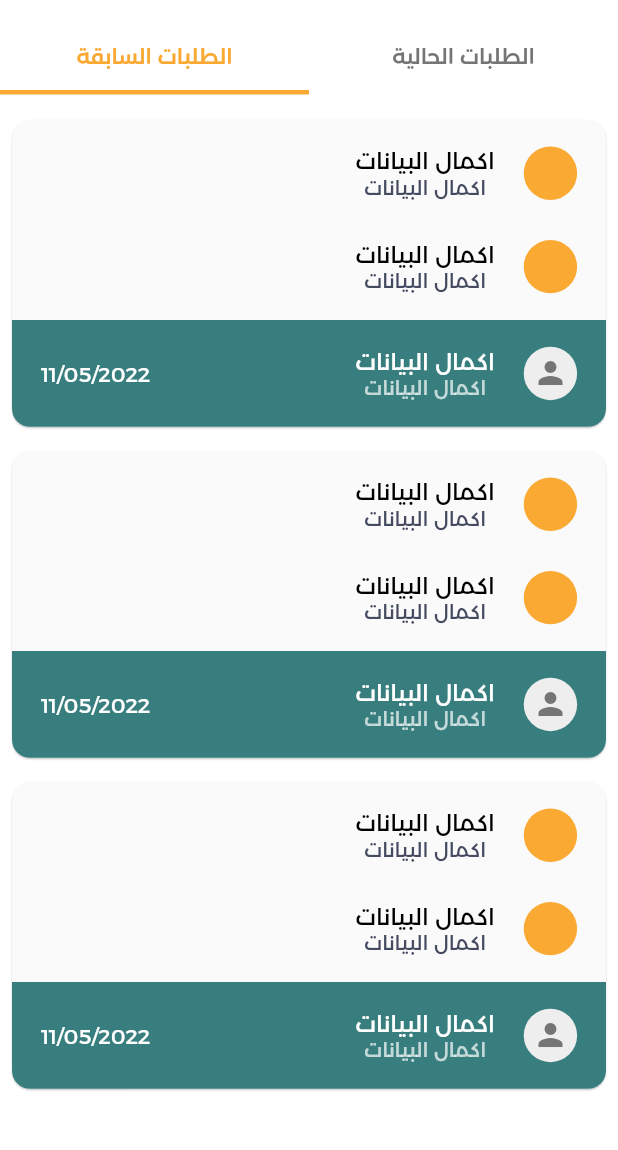
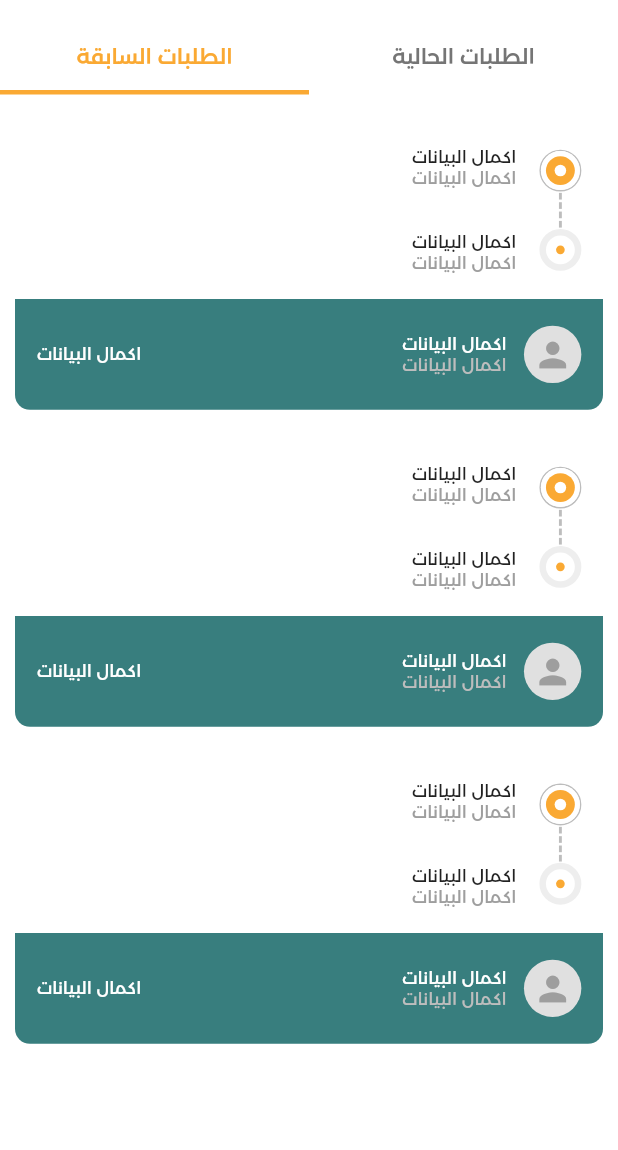
Before and after one commit to Amjed201/healMeHackathon, a Flutter app: the MyOrders screen opened directly, tab 2 chosen, on a phone screen of 412 x 824 dp, the part 63-1213 px from its top. Run offline on Flutter 3.47's test engine with Material 2 defaults, Android fonts, the phone set to English and light mode, and no system bars; drawn by our look-alikes of auto_size_text; our stand-ins replace animated_text_kit, cached_network_image, carousel_slider, dio, firebase_core, firebase_dynamic_links and 12 more; accounts and stored records are empty.

Commit message:
map page widgets

```diff
--- a/lib/ui/screens/my_orders.dart
+++ b/lib/ui/screens/my_orders.dart
@@ -4,7 +4,7 @@ import 'package:flutter_screenutil/flutter_screenutil.dart';
 import 'package:get/get.dart';
 import 'package:logistic/ui/screens/new_order_map.dart';
 import 'package:logistic/ui/widgets/commonButton.dart';
-import 'package:logistic/ui/widgets/order_card.dart';
+import 'package:logistic/ui/widgets/map_widgets/from_to_widget.dart';
 
 import '../widgets/suspended_account_popup.dart';
 
@@ -300,9 +300,15 @@ class HistoryOrdersWidget extends StatelessWidget {
   @override
   Widget build(BuildContext context) {
     return ListView.builder(
-        itemCount: 3,
-        itemBuilder: (context, index) {
-          return OrderCard();
-        });
+      itemCount: 3,
+      itemBuilder: (context, index) {
+        return const Padding(
+          padding: EdgeInsets.all(10),
+          child: FromTo(
+            withDriverDetails: true,
+          ),
+        );
+      },
+    );
   }
 }
--- /dev/null
+++ b/lib/ui/widgets/map_widgets/from_to_widget.dart
@@ -0,0 +1,212 @@
+import 'package:flutter/material.dart';
+import 'package:flutter_screenutil/flutter_screenutil.dart';
+import 'package:get/get.dart';
+
+class FromTo extends StatelessWidget {
+  final bool withDriverDetails;
+  const FromTo({Key? key, required this.withDriverDetails}) : super(key: key);
+
+  @override
+  Widget build(BuildContext context) {
+    return Container(
+      padding: EdgeInsets.only(
+        top: 18.h,
+        bottom: withDriverDetails ? 0 : 18.h,
+      ),
+      height: withDriverDetails ? 215.h : 150.h,
+      width: 382.w,
+      decoration: BoxDecoration(
+        color: Colors.white,
+        borderRadius: BorderRadius.circular(10),
+      ),
+      child: Column(
+        children: [
+          Padding(
+            padding: EdgeInsets.symmetric(
+              horizontal: 15.w,
+            ),
+            child: Row(
+              crossAxisAlignment: CrossAxisAlignment.center,
+              children: [
+                Column(
+                  children: [
+                    Container(
+                      decoration: BoxDecoration(
+                        color: Colors.white,
+                        borderRadius: BorderRadius.circular(360),
+                        border: Border.all(
+                          width: 1.w,
+                          color: Colors.grey[400]!,
+                        ),
+                      ),
+                      child: CircleAvatar(
+                        backgroundColor: Colors.white,
+                        radius: 13,
+                        child: CircleAvatar(
+                          backgroundColor:
+                              Theme.of(context).secondaryHeaderColor,
+                          radius: 10.w,
+                          child: CircleAvatar(
+                            radius: 4.w,
+                            backgroundColor: Colors.white,
+                          ),
+                        ),
+                      ),
+                    ),
+                    Container(
+                      margin: EdgeInsets.symmetric(vertical: 1.h),
+                      height: 5.h,
+                      width: 2.w,
+                      color: Colors.grey[400],
+                    ),
+                    Container(
+                      margin: EdgeInsets.symmetric(vertical: 1.h),
+                      height: 5.h,
+                      width: 2.w,
+                      color: Colors.grey[400],
+                    ),
+                    Container(
+                      margin: EdgeInsets.symmetric(vertical: 1.h),
+                      height: 5.h,
+                      width: 2.w,
+                      color: Colors.grey[400],
+                    ),
+                    Container(
+                      margin: EdgeInsets.symmetric(vertical: 1.h),
+                      height: 5.h,
+                      width: 2.w,
+                      color: Colors.grey[400],
+                    ),
+                    Container(
+                      decoration: BoxDecoration(
+                        color: Colors.grey[200],
+                        borderRadius: BorderRadius.circular(360),
+                        border: Border.all(
+                          width: 1.w,
+                          color: Colors.grey[200]!,
+                        ),
+                      ),
+                      child: CircleAvatar(
+                        backgroundColor: Colors.grey[200],
+                        radius: 13,
+                        child: CircleAvatar(
+                          radius: 10.w,
+                          backgroundColor: Colors.white,
+                          child: CircleAvatar(
+                            radius: 3.w,
+                            backgroundColor:
+                                Theme.of(context).secondaryHeaderColor,
+                          ),
+                        ),
+                      ),
+                    ),
+                  ],
+                ),
+                SizedBox(
+                  width: 16.w,
+                ),
+                Column(
+                  children: [
+                    Text(
+                      "completeInfo".tr,
+                      style: TextStyle(
+                        fontSize: 12.sp,
+                      ),
+                    ),
+                    Text(
+                      "completeInfo".tr,
+                      style: TextStyle(
+                        fontSize: 12.sp,
+                        color: Colors.grey,
+                      ),
+                    ),
+                    SizedBox(
+                      height: 32.h,
+                    ),
+                    Text(
+                      "completeInfo".tr,
+                      style: TextStyle(
+                        fontSize: 12.sp,
+                      ),
+                    ),
+                    Text(
+                      "completeInfo".tr,
+                      style: TextStyle(
+                        fontSize: 12.sp,
+                        color: Colors.grey,
+                      ),
+                    ),
+                  ],
+                ),
+              ],
+            ),
+          ),
+          SizedBox(
+            height: withDriverDetails ? 19.h : 0,
+          ),
+          !withDriverDetails
+              ? const SizedBox()
+              : Expanded(
+                  child: Container(
+                    padding: EdgeInsets.symmetric(horizontal: 15.w),
+                    decoration: BoxDecoration(
+                      color: Theme.of(context).primaryColor,
+                      borderRadius: const BorderRadius.only(
+                        bottomLeft: Radius.circular(10),
+                        bottomRight: Radius.circular(10),
+                      ),
+                    ),
+                    child: Row(
+                      mainAxisAlignment: MainAxisAlignment.spaceBetween,
+                      children: [
+                        Row(
+                          children: [
+                            CircleAvatar(
+                              backgroundColor: Colors.grey[300],
+                              radius: (43 / 2).h,
+                              child: Icon(
+                                Icons.person,
+                                size: 30.h,
+                                color: Colors.grey,
+                              ),
+                            ),
+                            SizedBox(
+                              width: 12.w,
+                            ),
+                            Column(
+                              mainAxisAlignment: MainAxisAlignment.center,
+                              children: [
+                                Text(
+                                  'completeInfo'.tr,
+                                  style: TextStyle(
+                                    color: Colors.white,
+                                    fontSize: 12.sp,
+                                  ),
+                                ),
+                                Text(
+                                  'completeInfo'.tr,
+                                  style: TextStyle(
+                                    color: Colors.grey[400],
+                                    fontSize: 12.sp,
+                                  ),
+                                ),
+                              ],
+                            ),
+                          ],
+                        ),
+                        Text(
+                          'completeInfo'.tr,
+                          style: TextStyle(
+                            color: Colors.white,
+                            fontSize: 12.sp,
+                          ),
+                        )
+                      ],
+                    ),
+                  ),
+                ),
+        ],
+      ),
+    );
+  }
+}
--- a/lib/ui/widgets/order_card.dart
+++ /dev/null
@@ -1,152 +0,0 @@
-import 'package:auto_size_text/auto_size_text.dart';
-import 'package:flutter/material.dart';
-import 'package:flutter_screenutil/flutter_screenutil.dart';
-import 'package:get/get.dart';
-
-class OrderCard extends StatelessWidget {
-  const OrderCard({Key? key}) : super(key: key);
-
-  @override
-  Widget build(BuildContext context) {
-    return Padding(
-      padding: const EdgeInsets.all(8.0),
-      child: Material(
-        color: Colors.grey.shade50,
-        elevation: 0.5,
-        borderRadius: BorderRadius.circular(12),
-        child: Column(
-          children: [
-            Container(
-              margin:
-              EdgeInsets.symmetric(horizontal: 20.w, vertical: 20.h),
-              child: Column(
-                children: [
-                  Row(
-                    children: [
-                      CircleAvatar(
-                        radius: 20.h,
-                        backgroundColor:
-                        Theme.of(context).secondaryHeaderColor,
-                      ),
-                      SizedBox(
-                        width: 20.w,
-                      ),
-                      Column(
-                        children: [
-                          AutoSizeText(
-                            'completeInfo'.tr,
-                            style: TextStyle(
-                              color: Colors.black,
-                              fontSize: 16.sp,
-                            ),
-                          ),
-                          AutoSizeText(
-                            'completeInfo'.tr,
-                            style: TextStyle(
-                              color: Theme.of(context).hintColor,
-                              fontSize: 14.sp,
-                            ),
-                          ),
-                        ],
-                      ),
-                    ],
-                  ),
-
-                  ///fix vertical divider
-                  SizedBox(
-                    height: 30.h,
-                  ),
-                  //     child: VerticalDivider(color: Colors.black,thickness: 2,width: 2,indent: 1.h,endIndent: 30.h,)),
-                  Row(
-                    children: [
-                      CircleAvatar(
-                        radius: 20.h,
-                        backgroundColor:
-                        Theme.of(context).secondaryHeaderColor,
-                      ),
-                      SizedBox(
-                        width: 20.w,
-                      ),
-                      Column(
-                        children: [
-                          AutoSizeText(
-                            'completeInfo'.tr,
-                            style: TextStyle(
-                              color: Colors.black,
-                              fontSize: 16.sp,
-                            ),
-                          ),
-                          AutoSizeText(
-                            'completeInfo'.tr,
-                            style: TextStyle(
-                              color: Theme.of(context).hintColor,
-                              fontSize: 14.sp,
-                            ),
-                          ),
-                        ],
-                      ),
-                    ],
-                  ),
-                ],
-              ),
-            ),
-            Container(
-              decoration: BoxDecoration(
-                  borderRadius: const BorderRadius.only(
-                    bottomLeft: Radius.circular(12),
-                    bottomRight: Radius.circular(12),
-                  ),
-                  color: Theme.of(context).primaryColor),
-              child: Container(
-                margin: EdgeInsets.symmetric(
-                    horizontal: 20.w, vertical: 20.h),
-                child: Column(
-                  children: [
-                    Row(
-                      children: [
-                        CircleAvatar(
-                          radius: 20.h,
-                          backgroundColor: Colors.grey[200],
-                          child: Icon(
-                            Icons.person,
-                            color: Colors.grey[600],
-                          ),
-                        ),
-                        SizedBox(
-                          width: 20.w,
-                        ),
-                        Column(
-                          children: [
-                            AutoSizeText(
-                              'completeInfo'.tr,
-                              style: TextStyle(
-                                color: Colors.white,
-                                fontSize: 16.sp,
-                              ),
-                            ),
-                            AutoSizeText(
-                              'completeInfo'.tr,
-                              style: TextStyle(
-                                color: Colors.white70,
-                                fontSize: 14.sp,
-                              ),
-                            ),
-                          ],
-                        ),
-                        Spacer(),
-                        Text(
-                          '11/05/2022',
-                          style: TextStyle(color: Colors.white),
-                        )
-                      ],
-                    ),
-                  ],
-                ),
-              ),
-            )
-          ],
-        ),
-      ),
-    );
-  }
-}
```
Also changed, not shown: lib/ui/screens/new_order_map.dart (+13 -130 lines), lib/ui/widgets/map_widgets/vechial_details_on_map.dart (added, +88 -0 lines).
